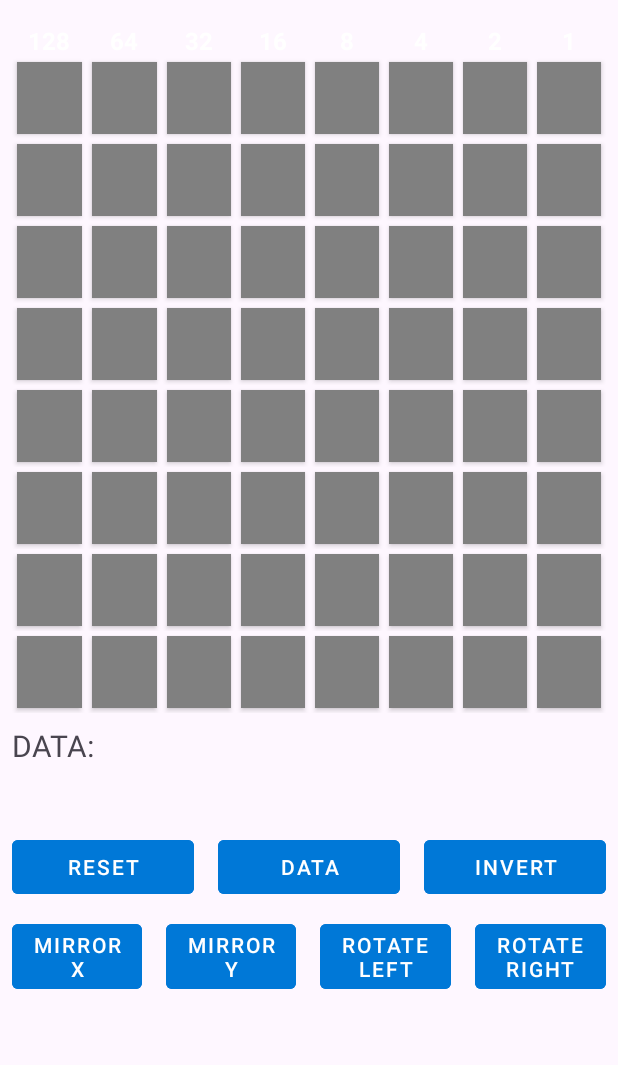
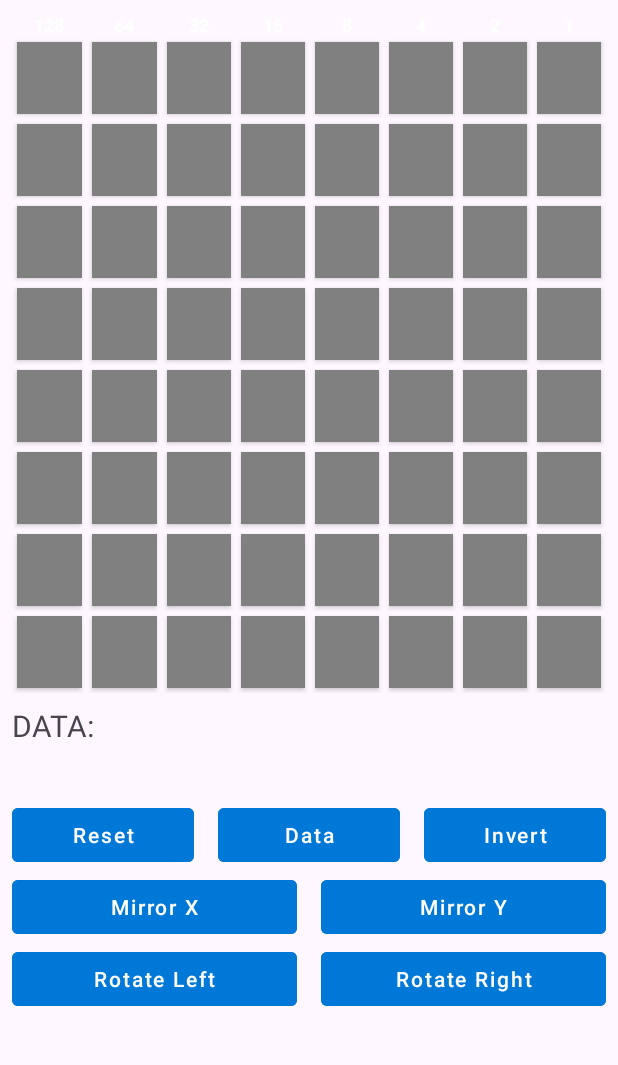
Before and after one commit to Kapitany777/UdgDesigner, an Android app: the screen it shows after launch (MainActivity), on a phone screen of 412 x 824 dp, the part 85-1150 px from its top. Run offline under Robolectric (Android 15) with nearby library versions, the phone set to English and light mode, and no system bars.

Commit message:
Modifying the screen layout

```diff
--- a/app/src/main/res/layout/activity_main.xml
+++ b/app/src/main/res/layout/activity_main.xml
@@ -29,7 +29,7 @@
             android:layout_width="match_parent"
             android:layout_height="wrap_content"
             android:layout_marginStart="8dp"
-            android:layout_marginTop="16dp"
+            android:layout_marginTop="8dp"
             android:layout_marginEnd="8dp"
             app:layout_constraintEnd_toEndOf="parent"
             app:layout_constraintStart_toStartOf="parent"
@@ -64,6 +64,7 @@
             android:id="@+id/linearLayoutButtons1"
             android:layout_width="match_parent"
             android:layout_height="wrap_content"
+            android:layout_margin="0dp"
             android:orientation="horizontal"
             android:weightSum="3"
             app:layout_constraintEnd_toEndOf="parent"
@@ -75,9 +76,6 @@
                 style="@style/ButtonOperation"
                 android:layout_width="0dp"
                 android:layout_height="wrap_content"
-                android:layout_marginStart="8dp"
-                android:layout_marginTop="8dp"
-                android:layout_marginEnd="8dp"
                 android:layout_weight="1"
                 android:text="@string/reset" />
 
@@ -86,9 +84,6 @@
                 style="@style/ButtonOperation"
                 android:layout_width="0dp"
                 android:layout_height="wrap_content"
-                android:layout_marginStart="8dp"
-                android:layout_marginTop="8dp"
-                android:layout_marginEnd="8dp"
                 android:layout_weight="1"
                 android:text="@string/calc_data" />
 
@@ -97,9 +92,6 @@
                 style="@style/ButtonOperation"
                 android:layout_width="0dp"
                 android:layout_height="wrap_content"
-                android:layout_marginStart="8dp"
-                android:layout_marginTop="8dp"
-                android:layout_marginEnd="8dp"
                 android:layout_weight="1"
                 android:text="@string/invert" />
         </LinearLayout>
@@ -108,8 +100,9 @@
             android:id="@+id/linearLayoutButtons2"
             android:layout_width="match_parent"
             android:layout_height="wrap_content"
+            android:layout_margin="0dp"
             android:orientation="horizontal"
-            android:weightSum="4"
+            android:weightSum="2"
             app:layout_constraintEnd_toEndOf="parent"
             app:layout_constraintStart_toStartOf="parent"
             app:layout_constraintTop_toBottomOf="@id/linearLayoutButtons1">
@@ -119,9 +112,6 @@
                 style="@style/ButtonOperation"
                 android:layout_width="0dp"
                 android:layout_height="wrap_content"
-                android:layout_marginStart="8dp"
-                android:layout_marginTop="8dp"
-                android:layout_marginEnd="8dp"
                 android:layout_weight="1"
                 android:text="@string/mirror_x" />
 
@@ -130,20 +120,26 @@
                 style="@style/ButtonOperation"
                 android:layout_width="0dp"
                 android:layout_height="wrap_content"
-                android:layout_marginStart="8dp"
-                android:layout_marginTop="8dp"
-                android:layout_marginEnd="8dp"
                 android:layout_weight="1"
                 android:text="@string/mirror_y" />
+        </LinearLayout>
+
+        <LinearLayout
+            android:id="@+id/linearLayoutButtons3"
+            android:layout_width="match_parent"
+            android:layout_height="wrap_content"
+            android:layout_margin="0dp"
+            android:orientation="horizontal"
+            android:weightSum="2"
+            app:layout_constraintEnd_toEndOf="parent"
+            app:layout_constraintStart_toStartOf="parent"
+            app:layout_constraintTop_toBottomOf="@id/linearLayoutButtons2">
 
             <Button
                 android:id="@+id/buttonRotateLeft"
                 style="@style/ButtonOperation"
                 android:layout_width="0dp"
                 android:layout_height="wrap_content"
-                android:layout_marginStart="8dp"
-                android:layout_marginTop="8dp"
-                android:layout_marginEnd="8dp"
                 android:layout_weight="1"
                 android:text="@string/rotate_left" />
 
@@ -152,13 +148,9 @@
                 style="@style/ButtonOperation"
                 android:layout_width="0dp"
                 android:layout_height="wrap_content"
-                android:layout_marginStart="8dp"
-                android:layout_marginTop="8dp"
-                android:layout_marginEnd="8dp"
                 android:layout_weight="1"
                 android:text="@string/rotate_right" />
         </LinearLayout>
 
     </androidx.constraintlayout.widget.ConstraintLayout>
-
 </ScrollView>
--- a/app/src/main/res/values/themes.xml
+++ b/app/src/main/res/values/themes.xml
@@ -16,7 +16,7 @@
 
     <style name="TextViewPowerOfTwo">
         <item name="android:textColor">@color/white</item>
-        <item name="android:textSize">16sp</item>
+        <item name="android:textSize">12sp</item>
         <item name="android:textStyle">bold</item>
     </style>
 
@@ -27,5 +27,10 @@
     <style name="ButtonOperation" parent="Widget.MaterialComponents.Button.TextButton">
         <item name="android:backgroundTint">@color/udgBlue</item>
         <item name="android:textColor">#ffffff</item>
+        <item name="textAllCaps">false</item>
+        <item name="android:layout_marginTop">0dp</item>
+        <item name="android:layout_marginBottom">0dp</item>
+        <item name="android:layout_marginStart">8dp</item>
+        <item name="android:layout_marginEnd">8dp</item>
     </style>
 </resources>
```
